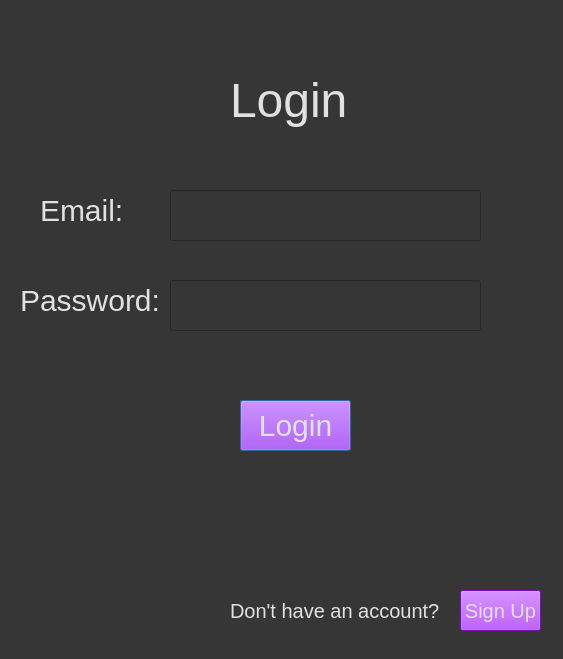
Qt form signup_form.ui (maj3r1819/Gender-Recognition) before a commit.
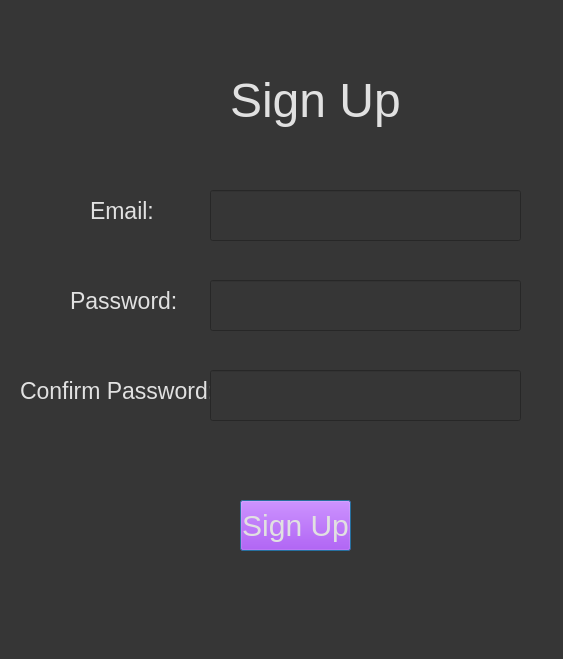
The same form after that commit.

```diff
--- a/signup_form.ui
+++ b/signup_form.ui
@@ -27,7 +27,7 @@
     <rect>
      <x>230</x>
      <y>70</y>
-     <width>121</width>
+     <width>171</width>
      <height>61</height>
     </rect>
    </property>
@@ -35,20 +35,20 @@
     <string notr="true">text-align: center;</string>
    </property>
    <property name="text">
-    <string>Login</string>
+    <string>Sign Up</string>
    </property>
   </widget>
   <widget class="QLabel" name="label_2">
    <property name="geometry">
     <rect>
-     <x>40</x>
+     <x>90</x>
      <y>190</y>
      <width>101</width>
      <height>41</height>
     </rect>
    </property>
    <property name="styleSheet">
-    <string notr="true">font-size: 30px;
+    <string notr="true">font-size: 23px;
 </string>
    </property>
    <property name="text">
@@ -58,7 +58,7 @@
   <widget class="QLineEdit" name="email">
    <property name="geometry">
     <rect>
-     <x>170</x>
+     <x>210</x>
      <y>190</y>
      <width>311</width>
      <height>51</height>
@@ -74,14 +74,14 @@
   <widget class="QLabel" name="label_3">
    <property name="geometry">
     <rect>
-     <x>20</x>
+     <x>70</x>
      <y>280</y>
-     <width>141</width>
+     <width>111</width>
      <height>41</height>
     </rect>
    </property>
    <property name="styleSheet">
-    <string notr="true">font-size: 30px;
+    <string notr="true">font-size: 23px;
 </string>
    </property>
    <property name="text">
@@ -91,7 +91,7 @@
   <widget class="QLineEdit" name="password">
    <property name="geometry">
     <rect>
-     <x>170</x>
+     <x>210</x>
      <y>280</y>
      <width>311</width>
      <height>51</height>
@@ -108,7 +108,7 @@
    <property name="geometry">
     <rect>
      <x>240</x>
-     <y>400</y>
+     <y>500</y>
      <width>111</width>
      <height>51</height>
     </rect>
@@ -119,42 +119,40 @@
 font-size : 30px;</string>
    </property>
    <property name="text">
-    <string>Login</string>
+    <string>Sign Up</string>
    </property>
   </widget>
   <widget class="QLabel" name="label_4">
    <property name="geometry">
     <rect>
-     <x>230</x>
-     <y>600</y>
+     <x>20</x>
+     <y>370</y>
      <width>211</width>
-     <height>21</height>
+     <height>41</height>
     </rect>
    </property>
    <property name="styleSheet">
-    <string notr="true">font-size: 20px;
+    <string notr="true">font-size: 23px;
 </string>
    </property>
    <property name="text">
-    <string>Don't have an account?</string>
+    <string>Confirm Password:</string>
    </property>
   </widget>
-  <widget class="QPushButton" name="loginbutton_2">
+  <widget class="QLineEdit" name="confirmpassword">
    <property name="geometry">
     <rect>
-     <x>460</x>
-     <y>590</y>
-     <width>81</width>
-     <height>41</height>
+     <x>210</x>
+     <y>370</y>
+     <width>311</width>
+     <height>51</height>
     </rect>
    </property>
    <property name="styleSheet">
-    <string notr="true">background-color: rgb(164, 17, 255);
-border-color: rgb(255, 64, 99);
-font-size : 20px;</string>
+    <string notr="true">font-size: 20px;</string>
    </property>
    <property name="text">
-    <string>Sign Up</string>
+    <string/>
    </property>
   </widget>
  </widget>
```
Left out of the diff: 2 changed lines with no effect on the pictures.
